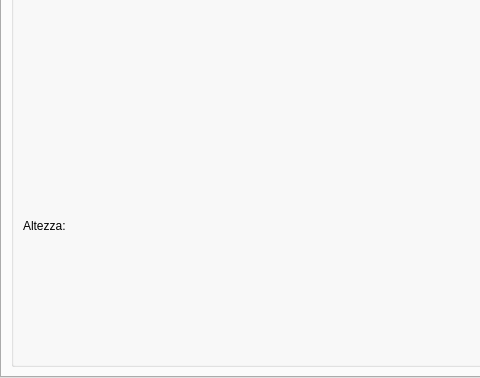
Qt form mappaconfig.ui (DoppiaZeta/RFLog) before a commit; both pictures show x 0 to 480 and y 281 to 659 of the 1068 by 659 pixel window.
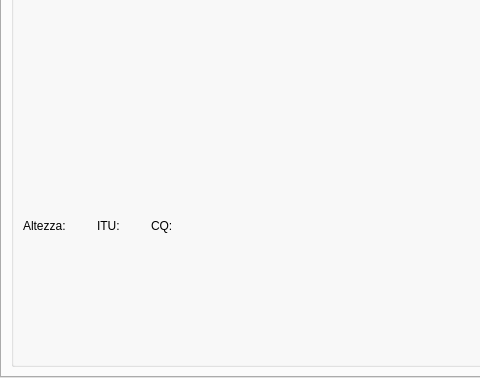
The same form after that commit. The open tabs and pages were chosen to show the change.

Patch:
```diff
--- a/mappaconfig.ui
+++ b/mappaconfig.ui
@@ -747,6 +747,9 @@
             </item>
             <item>
              <layout class="QHBoxLayout" name="horizontalLayout">
+              <property name="spacing">
+               <number>12</number>
+              </property>
               <item>
                <widget class="QLabel" name="label_23">
                 <property name="text">
@@ -756,11 +759,64 @@
               </item>
               <item>
                <widget class="QLabel" name="altezza">
+                <property name="styleSheet">
+                 <string notr="true">font-weight: bold;
+</string>
+                </property>
                 <property name="text">
                  <string/>
                 </property>
                </widget>
               </item>
+              <item>
+               <widget class="QLabel" name="label_25">
+                <property name="text">
+                 <string>ITU:</string>
+                </property>
+               </widget>
+              </item>
+              <item>
+               <widget class="QLabel" name="itu">
+                <property name="styleSheet">
+                 <string notr="true">font-weight: bold;
+</string>
+                </property>
+                <property name="text">
+                 <string/>
+                </property>
+               </widget>
+              </item>
+              <item>
+               <widget class="QLabel" name="label_26">
+                <property name="text">
+                 <string>CQ:</string>
+                </property>
+               </widget>
+              </item>
+              <item>
+               <widget class="QLabel" name="cq">
+                <property name="styleSheet">
+                 <string notr="true">font-weight: bold;
+</string>
+                </property>
+                <property name="text">
+                 <string/>
+                </property>
+               </widget>
+              </item>
+              <item>
+               <spacer name="horizontalSpacer">
+                <property name="orientation">
+                 <enum>Qt::Orientation::Horizontal</enum>
+                </property>
+                <property name="sizeHint" stdset="0">
+                 <size>
+                  <width>40</width>
+                  <height>20</height>
+                 </size>
+                </property>
+               </spacer>
+              </item>
              </layout>
             </item>
            </layout>
```
Left out of the diff: 18 changed lines with no effect on the pictures.
